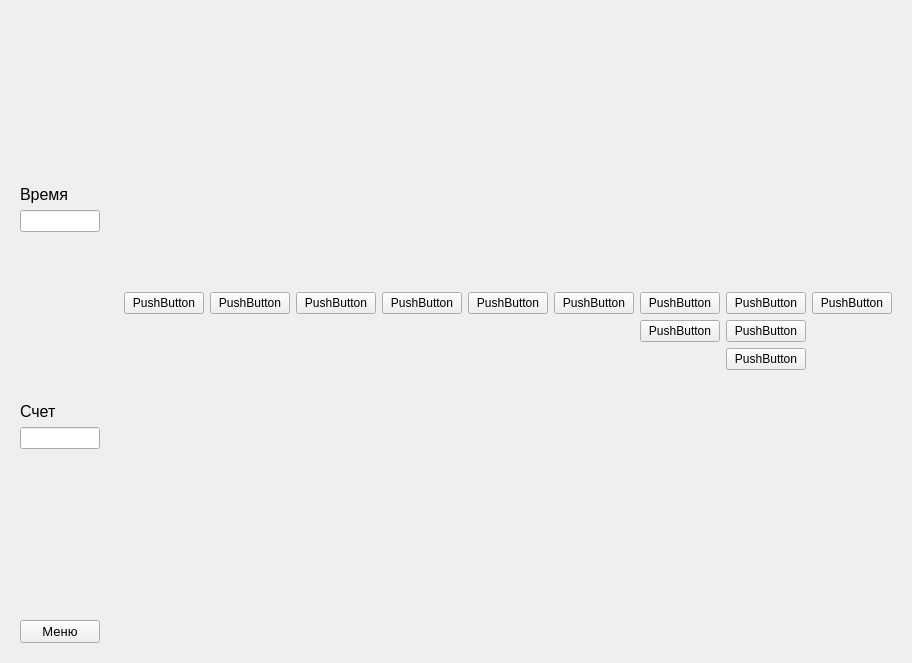
GoodAway1/MyProject, file MyMainForm_2.ui: the form before one commit.
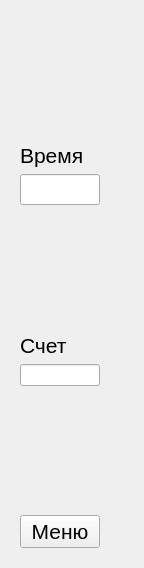
The form after the commit.

Diff of the .ui file:
```diff
--- a/MyMainForm_2.ui
+++ b/MyMainForm_2.ui
@@ -6,8 +6,8 @@
    <rect>
     <x>0</x>
     <y>0</y>
-    <width>717</width>
-    <height>663</height>
+    <width>140</width>
+    <height>568</height>
    </rect>
   </property>
   <property name="windowTitle">
@@ -34,7 +34,7 @@
        <widget class="QLabel" name="label">
         <property name="font">
          <font>
-          <pointsize>12</pointsize>
+          <pointsize>16</pointsize>
          </font>
         </property>
         <property name="text">
@@ -43,7 +43,16 @@
        </widget>
       </item>
       <item>
-       <widget class="QLineEdit" name="lineEdit"/>
+       <widget class="QLineEdit" name="lineEdit">
+        <property name="font">
+         <font>
+          <pointsize>14</pointsize>
+         </font>
+        </property>
+        <property name="readOnly">
+         <bool>true</bool>
+        </property>
+       </widget>
       </item>
       <item>
        <spacer name="verticalSpacer_3">
@@ -62,7 +71,7 @@
        <widget class="QLabel" name="label_2">
         <property name="font">
          <font>
-          <pointsize>12</pointsize>
+          <pointsize>16</pointsize>
          </font>
         </property>
         <property name="text">
@@ -74,7 +83,11 @@
        </widget>
       </item>
       <item>
-       <widget class="QLineEdit" name="lineEdit_2"/>
+       <widget class="QLineEdit" name="lineEdit_2">
+        <property name="readOnly">
+         <bool>true</bool>
+        </property>
+       </widget>
       </item>
       <item>
        <spacer name="verticalSpacer">
@@ -93,7 +106,7 @@
        <widget class="QPushButton" name="pushButton">
         <property name="font">
          <font>
-          <pointsize>10</pointsize>
+          <pointsize>16</pointsize>
          </font>
         </property>
         <property name="text">
@@ -108,92 +121,7 @@
     <widget class="QWidget" name="widget" native="true">
      <layout class="QGridLayout" name="gridLayout_2">
       <item row="0" column="1">
-       <layout class="QGridLayout" name="gridLayout">
-        <item row="0" column="1">
-         <widget class="QPushButton" name="pushButton_12">
-          <property name="text">
-           <string>PushButton</string>
-          </property>
-         </widget>
-        </item>
-        <item row="2" column="7">
-         <widget class="QPushButton" name="pushButton_5">
-          <property name="text">
-           <string>PushButton</string>
-          </property>
-         </widget>
-        </item>
-        <item row="0" column="7">
-         <widget class="QPushButton" name="pushButton_2">
-          <property name="text">
-           <string>PushButton</string>
-          </property>
-         </widget>
-        </item>
-        <item row="1" column="7">
-         <widget class="QPushButton" name="pushButton_3">
-          <property name="text">
-           <string>PushButton</string>
-          </property>
-         </widget>
-        </item>
-        <item row="0" column="8">
-         <widget class="QPushButton" name="pushButton_4">
-          <property name="text">
-           <string>PushButton</string>
-          </property>
-         </widget>
-        </item>
-        <item row="0" column="6">
-         <widget class="QPushButton" name="pushButton_6">
-          <property name="text">
-           <string>PushButton</string>
-          </property>
-         </widget>
-        </item>
-        <item row="0" column="3">
-         <widget class="QPushButton" name="pushButton_10">
-          <property name="text">
-           <string>PushButton</string>
-          </property>
-         </widget>
-        </item>
-        <item row="0" column="4">
-         <widget class="QPushButton" name="pushButton_9">
-          <property name="text">
-           <string>PushButton</string>
-          </property>
-         </widget>
-        </item>
-        <item row="0" column="5">
-         <widget class="QPushButton" name="pushButton_8">
-          <property name="text">
-           <string>PushButton</string>
-          </property>
-         </widget>
-        </item>
-        <item row="0" column="2">
-         <widget class="QPushButton" name="pushButton_11">
-          <property name="text">
-           <string>PushButton</string>
-          </property>
-         </widget>
-        </item>
-        <item row="1" column="6">
-         <widget class="QPushButton" name="pushButton_7">
-          <property name="text">
-           <string>PushButton</string>
-          </property>
-         </widget>
-        </item>
-        <item row="0" column="0">
-         <widget class="QPushButton" name="pushButton_13">
-          <property name="text">
-           <string>PushButton</string>
-          </property>
-         </widget>
-        </item>
-       </layout>
+       <layout class="QGridLayout" name="gridLayout"/>
       </item>
      </layout>
     </widget>
```
